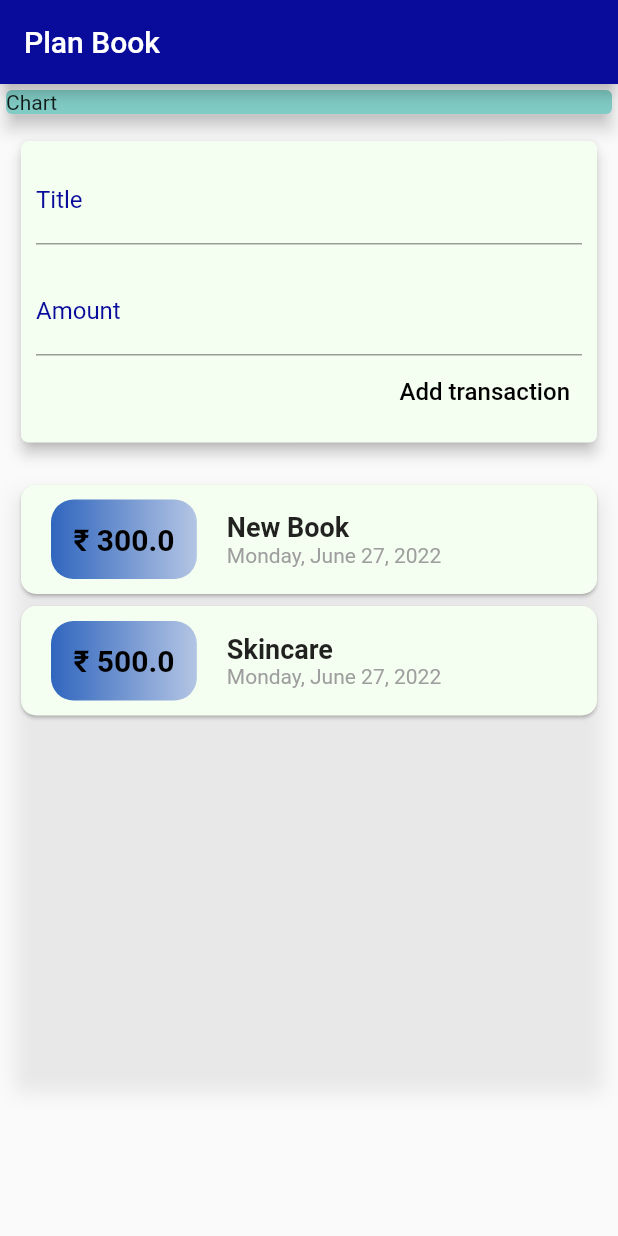
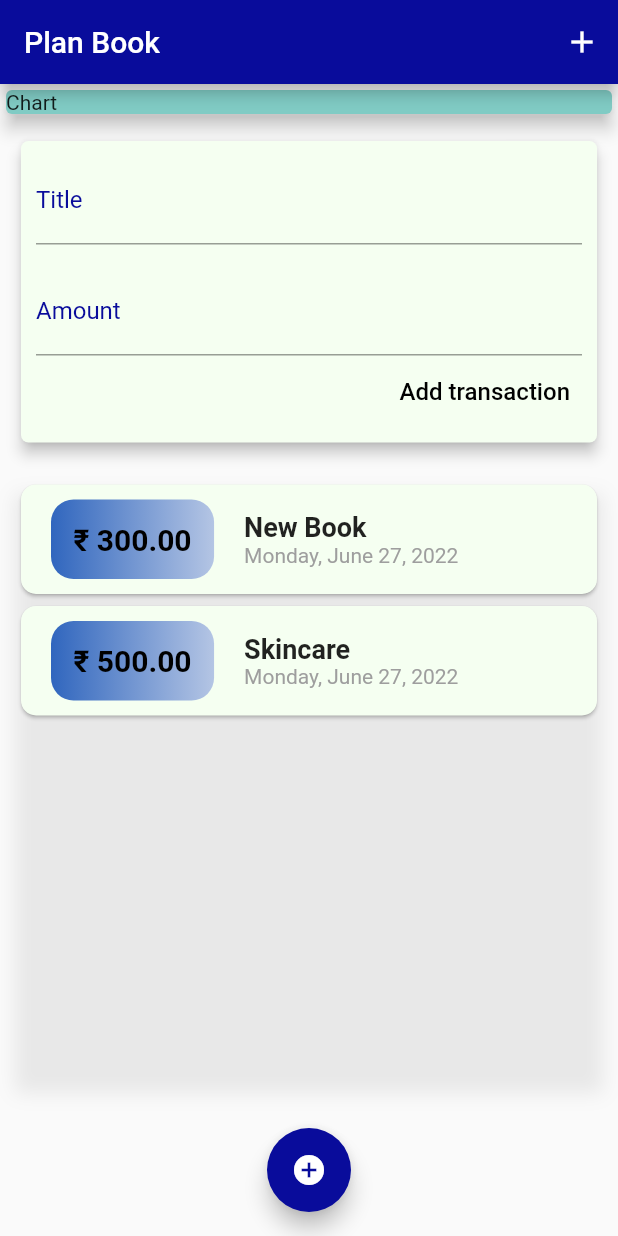
Before and after one commit to Aakriti-malla/Personal-Expense-RecordBook, a Flutter app: the screen it shows after launch, on a phone screen of 412 x 824 dp. Run offline on Flutter 3.47's test engine with Material 2 defaults, Android fonts, the light colour scheme and no system bars.

Commit message:
In progress

```diff
--- a/lib/Widgets/new_transaction.dart
+++ b/lib/Widgets/new_transaction.dart
@@ -48,7 +48,7 @@ class NewTransaction extends StatelessWidget {
                   ),
                 ),
                 controller: titleController,
-                onSubmitted: (_) => SubmitData,
+                onSubmitted: (_) => SubmitData(),
                 // onChanged: (value) {
                 //   titleInput = value;
                 // },
@@ -67,7 +67,7 @@ class NewTransaction extends StatelessWidget {
                 ),
                 controller: amountController,
                 keyboardType: TextInputType.number,
-                onSubmitted: (_) => SubmitData,
+                onSubmitted: (_) => SubmitData(),
                 // onChanged: (value) => amountInput = value,
               ),
               TextButton(
--- a/lib/Widgets/transaction_list.dart
+++ b/lib/Widgets/transaction_list.dart
@@ -55,7 +55,7 @@ class TransactionList extends StatelessWidget {
                   ),
                   padding: EdgeInsets.all(15),
                   child: Text(
-                    '\u{20B9} ${transactions[index].amount}',
+                    '\u{20B9} ${transactions[index].amount.toStringAsFixed(2)}',
                     style: TextStyle(
                       fontWeight: FontWeight.bold,
                       fontSize: 20,
--- a/lib/main.dart
+++ b/lib/main.dart
@@ -27,6 +27,13 @@ class MyHomePage extends StatelessWidget {
       appBar: AppBar(
         backgroundColor: Color.fromRGBO(9, 12, 155, 100),
         title: Text('Plan Book'),
+        actions: <Widget>[
+          IconButton(
+              onPressed: () {},
+              icon: Icon(
+                Icons.add,
+              ))
+        ],
       ),
       body: SingleChildScrollView(
         child: Column(
@@ -48,6 +55,14 @@ class MyHomePage extends StatelessWidget {
           ],
         ),
       ),
+      floatingActionButtonLocation: FloatingActionButtonLocation.centerFloat,
+      floatingActionButton: FloatingActionButton(
+        backgroundColor: Color.fromRGBO(9, 12, 155, 100),
+        child: Icon(
+          Icons.add_circle,
+        ),
+        onPressed: () {},
+      ),
     );
   }
 }
```
